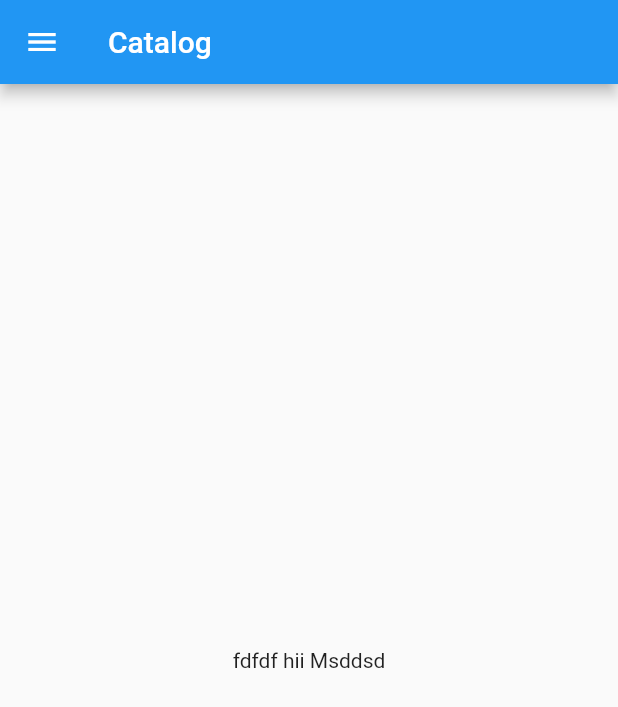
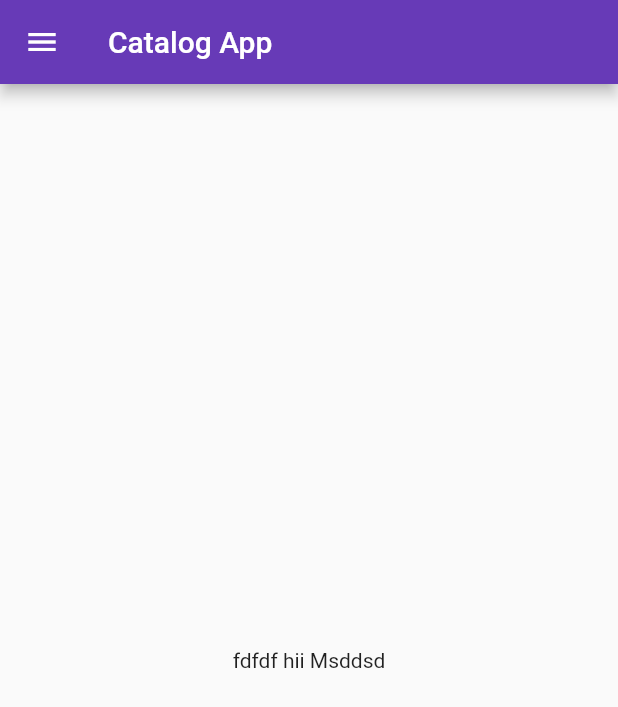
Before and after one commit to mit-27/Flutter_first_App, a Flutter app: the screen it shows after launch, on a phone screen of 412 x 824 dp. Shown: the top 707 px of the screen. Run offline on Flutter 3.47's test engine with Material 2 defaults, Android fonts, the phone set to English and light mode, and no system bars.

Commit message:
day3 completed

```diff
--- a/lib/main.dart
+++ b/lib/main.dart
@@ -1,5 +1,6 @@
 import 'package:flutter/material.dart';
-import 'package:flutter_catalog/home_page.dart';
+import 'package:flutter_catalog/pages/login_page.dart';
+import 'package:flutter_catalog/pages/home_page.dart';
 
 void main() {
   runApp(MyApp());
@@ -8,6 +9,15 @@ void main() {
 class MyApp extends StatelessWidget {
   @override
   Widget build(BuildContext context) {
-    return MaterialApp(home: HomePage());
+    return MaterialApp(
+      themeMode: ThemeMode.light,
+      theme: ThemeData(primarySwatch: Colors.deepPurple),
+      darkTheme: ThemeData(primarySwatch: Colors.blue),
+      initialRoute: "/home",
+      routes: {
+        "/home": (context) => HomePage(),
+        "/login": (context) => LoginPage(),
+      },
+    );
   }
 }
--- a/lib/home_page.dart
+++ b/lib/pages/home_page.dart
@@ -3,11 +3,11 @@ import 'package:flutter/material.dart';
 class HomePage extends StatelessWidget {
   @override
   Widget build(BuildContext context) {
-    String s = "Msddsd";
+    final String s = "Msddsd";
 
     return Scaffold(
       appBar: AppBar(
-        title: Text('Catalog'),
+        title: Text('Catalog App'),
       ),
       body: Center(
         child: Container(
```
Also changed, not shown: lib/pages/login_page.dart (added, +16 -0 lines).
